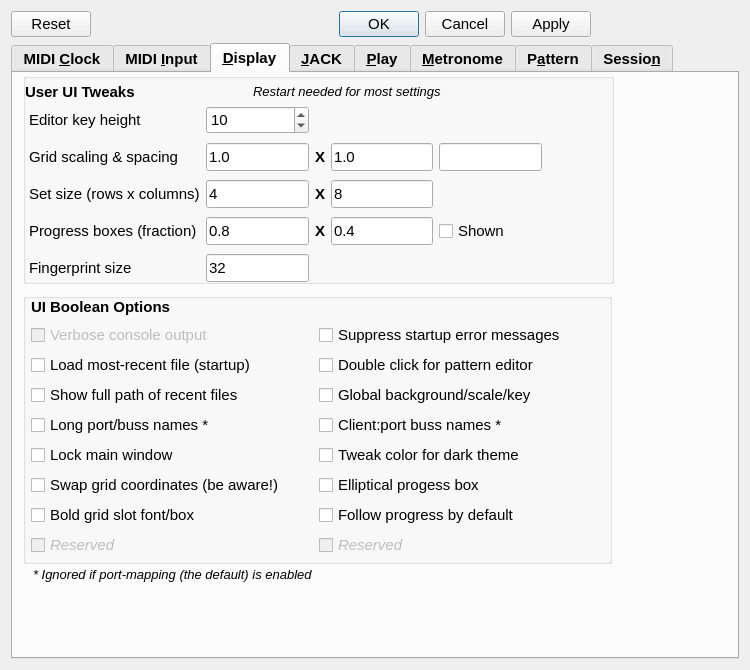
First picture: the form in seq_qt5/forms/qseditoptions.ui, repository ahlstromcj/seq66, before the edit.
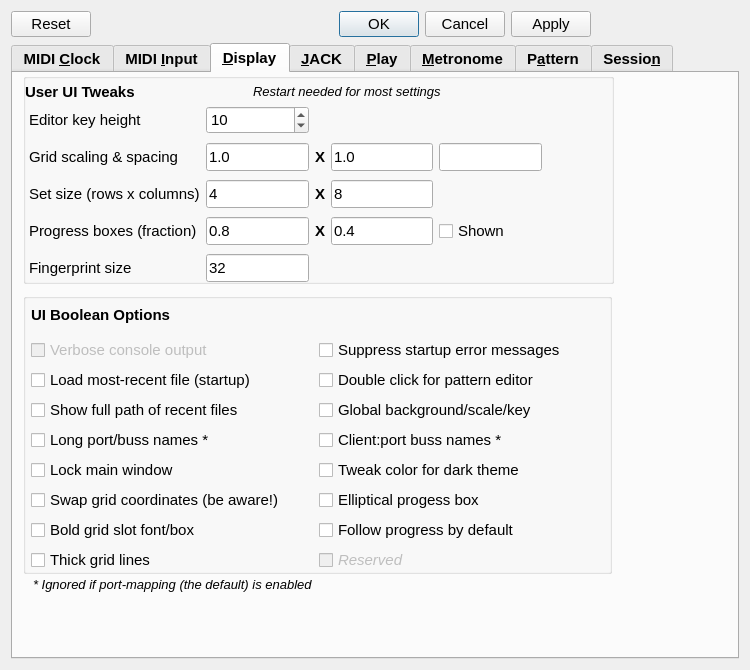
Second picture: the form after the edit.

Commit message: Making grid-line settings a little more orderly.

Patch:
```diff
--- a/seq_qt5/forms/qseditoptions.ui
+++ b/seq_qt5/forms/qseditoptions.ui
@@ -828,7 +828,7 @@
          <x>10</x>
          <y>220</y>
          <width>589</width>
-         <height>271</height>
+         <height>281</height>
         </rect>
        </property>
        <property name="font">
@@ -849,7 +849,7 @@
           <x>8</x>
           <y>4</y>
           <width>570</width>
-          <height>260</height>
+          <height>275</height>
          </rect>
         </property>
         <layout class="QGridLayout" name="gridLayout">
@@ -1152,17 +1152,17 @@
          <item row="8" column="0">
           <widget class="QCheckBox" name="checkBox">
            <property name="enabled">
-            <bool>false</bool>
+            <bool>true</bool>
            </property>
            <property name="font">
             <font>
              <pointsize>11</pointsize>
-             <italic>true</italic>
+             <italic>false</italic>
              <bold>false</bold>
             </font>
            </property>
            <property name="text">
-            <string>Reserved</string>
+            <string>Thick grid lines</string>
            </property>
           </widget>
          </item>
@@ -1652,7 +1652,7 @@
        <property name="geometry">
         <rect>
          <x>20</x>
-         <y>490</y>
+         <y>500</y>
          <width>551</width>
          <height>22</height>
         </rect>
```
Left out of the diff: 83 changed lines with no effect on the pictures. The commit also changes 22 other files.
